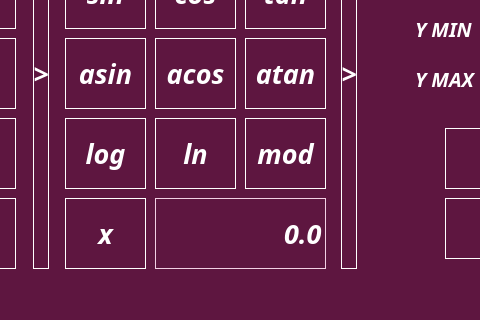
This is src/mainwindow.ui in PolinaSKozlova/SmartCalc_v2.0 as Qt 5 draws it before an edit; both pictures show x 265 to 745 and y 301 to 621 of the 1016 by 621 pixel window. The edited form follows.
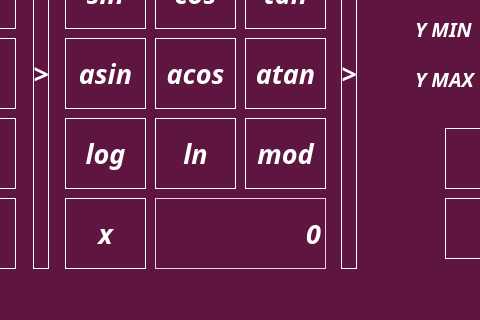
This is the edited form. Custom widgets are drawn as their Qt base class.

Commit message: изименила сигналы для кнопок операций и знаков, изменила методы для кнопок AC и C

Diff of the .ui file:
```diff
--- a/src/mainwindow.ui
+++ b/src/mainwindow.ui
@@ -113,7 +113,7 @@
 border: 1px solid #f2d0e4;</string>
       </property>
       <property name="text">
-       <string>0.0</string>
+       <string>0</string>
       </property>
       <property name="maxLength">
        <number>255</number>
```
Left out of the diff: 4 changed lines with no effect on the pictures. The commit also changes 2 other files.
